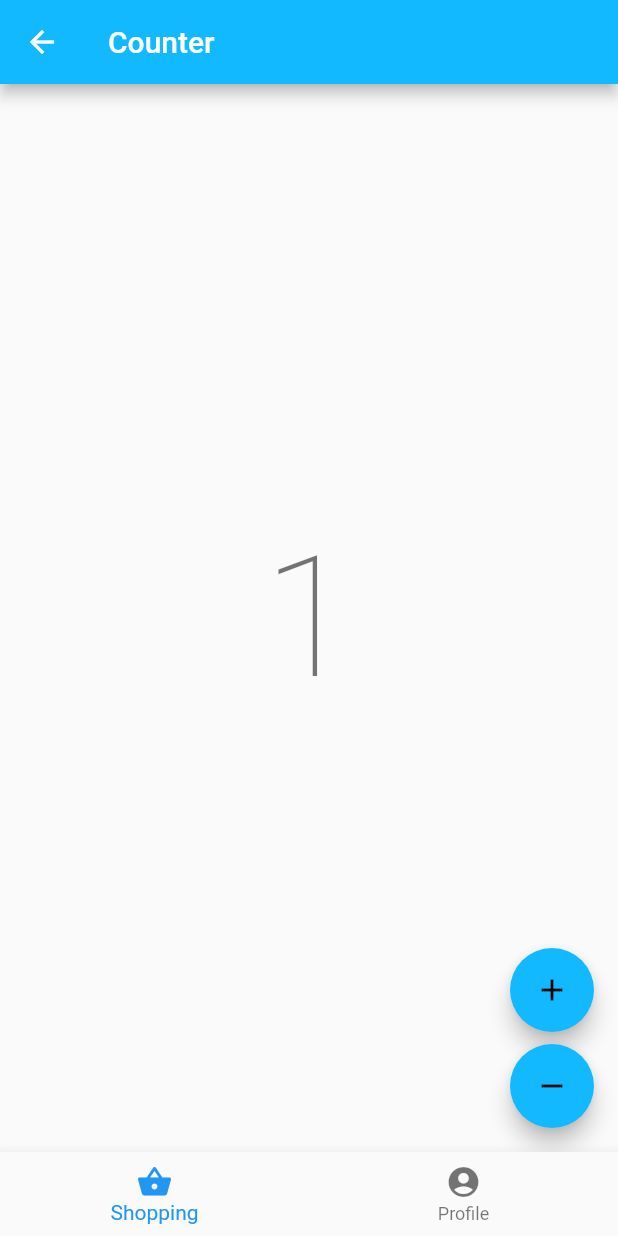
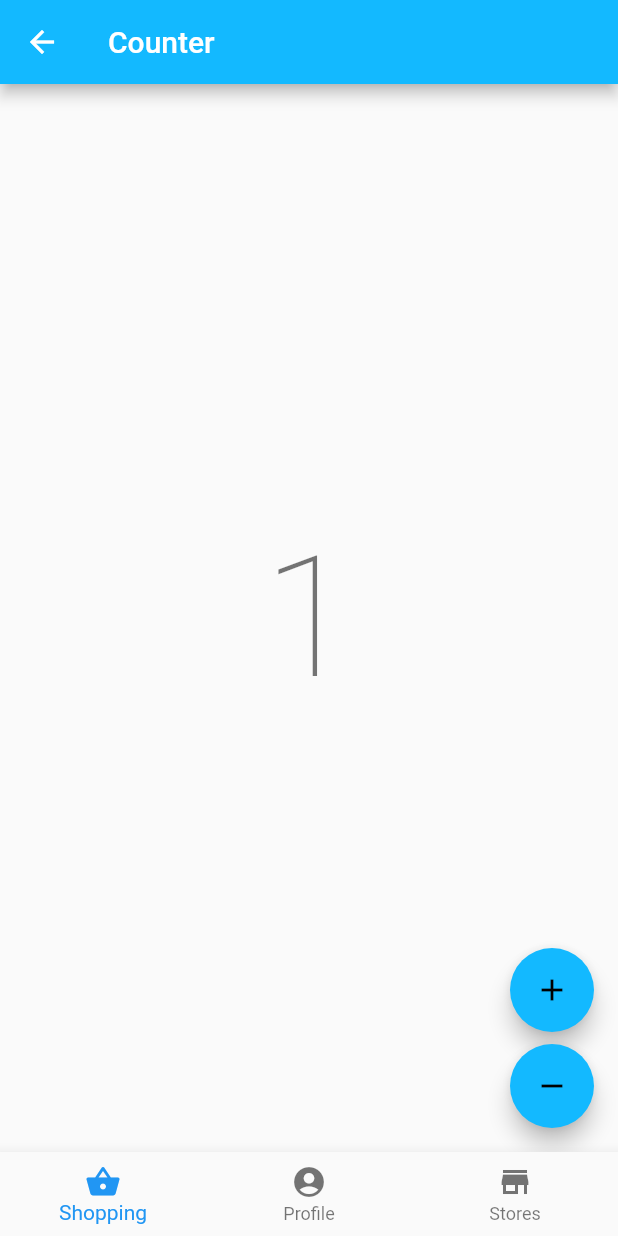
Before and after one commit to Pondrop/Pondrop.UI.Mobile, a Flutter app: the TabbedPage screen opened directly, after a tap on the "add" icon, on a phone screen of 412 x 824 dp. Run offline on Flutter 3.47's test engine with Material 2 defaults, Android fonts, the phone set to English and light mode, and no system bars; our stand-ins replace bloc, bloc_concurrency, email_validator, equatable, flutter_bloc, flutter_secure_storage and 3 more; missing offline and left inert: geocode; accounts and stored records are empty; generated files the repository leaves out were written again.

Commit message:
Added store service and page

```diff
--- a/lib/app/view/app.dart
+++ b/lib/app/view/app.dart
@@ -8,8 +8,10 @@ import 'package:pondrop/location/bloc/location_bloc.dart';
 import 'package:pondrop/location/repositories/location_repository.dart';
 import 'package:pondrop/login/login.dart';
 import 'package:pondrop/splash/view/splash_page.dart';
+import 'package:pondrop/stores/bloc/store_bloc.dart';
 import 'package:pondrop/tabbed/tabbed.dart';
 import 'package:pondrop/tabbed/view/tabbed_page.dart';
+import 'package:store_service/store_service.dart';
 import 'package:user_repository/user_repository.dart';
 
 class App extends StatelessWidget {
@@ -18,11 +20,13 @@ class App extends StatelessWidget {
     required this.authenticationRepository,
     required this.locationRepository,
     required this.userRepository,
+    required this.storeService
   });
 
   final AuthenticationRepository authenticationRepository;
   final LocationRepository locationRepository;
   final UserRepository userRepository;
+  final StoreService storeService;
 
   @override
   Widget build(BuildContext context) {
@@ -30,6 +34,7 @@ class App extends StatelessWidget {
       providers: [
         RepositoryProvider.value(value: authenticationRepository),
         RepositoryProvider.value(value: userRepository),
+        RepositoryProvider.value(value: locationRepository),
       ],
       child: MultiBlocProvider(
         providers: [
@@ -40,6 +45,11 @@ class App extends StatelessWidget {
             )..add(AuthenticationCheckExistingUser())),
           BlocProvider<LocationBloc>(
             create: (context) => LocationBloc(
+              locationRepository: locationRepository,
+            )),
+            BlocProvider<StoreBloc>(
+            create: (context) => StoreBloc(
+              storeService: storeService,
               locationRepository: locationRepository,
             )),
         ],
@@ -64,6 +74,7 @@ class _AppViewState extends State<AppView> {
   @override
   Widget build(BuildContext context) {
     return MaterialApp(
+      debugShowCheckedModeBanner: false,
       theme: ThemeData(
         appBarTheme: const AppBarTheme(color: Color(0xFF13B9FF)),
         colorScheme: ColorScheme.fromSwatch(
--- a/lib/l10n/arb/app_en.arb
+++ b/lib/l10n/arb/app_en.arb
@@ -30,5 +30,7 @@
     "shopping": "Shopping",
     "@shopping": {},
     "profile": "Profile",
-    "@profile": {}
+    "@profile": {},
+    "stores": "Stores",
+    "@stores": {}
 }
--- a/lib/login/bloc/login_state.dart
+++ b/lib/login/bloc/login_state.dart
@@ -3,8 +3,8 @@ part of 'login_bloc.dart';
 class LoginState extends Equatable {
   const LoginState({
     this.status = const FormSubmissionStatusInitial(),
-    this.email = '',
-    this.password = '',
+    this.email = 'bryan@xam.com',
+    this.password = "test",
     this.passwordObscured = true,
     this.passwordMinLength = 8,
   });
--- a/lib/main.dart
+++ b/lib/main.dart
@@ -4,16 +4,19 @@ import 'package:geocode/geocode.dart';
 import 'package:pondrop/app/app.dart';
 import 'package:pondrop/bootstrap.dart';
 import 'package:pondrop/location/repositories/location_repository.dart';
+import 'package:store_service/store_service.dart';
 import 'package:user_repository/user_repository.dart';
 
 void main() {
   final authenticationRepository = AuthenticationRepository();
   final locationRepository = LocationRepository(geoCode: GeoCode());
   final userRepository = UserRepository(secureStorage: const FlutterSecureStorage());
+  final storeService = StoreService();
 
   bootstrap(() => App(
     authenticationRepository: authenticationRepository,
     locationRepository: locationRepository,
     userRepository: userRepository,
+    storeService: storeService
   ));
 }
--- /dev/null
+++ b/lib/stores/bloc/store_bloc.dart
@@ -0,0 +1,104 @@
+import 'dart:async';
+import 'dart:convert';
+
+import 'package:bloc/bloc.dart';
+import 'package:bloc_concurrency/bloc_concurrency.dart';
+import 'package:equatable/equatable.dart';
+import 'package:geolocator/geolocator.dart';
+import 'package:http/http.dart' as http;
+import 'package:pondrop/stores/models/store.dart';
+import 'package:store_service/store_service.dart';
+import 'package:stream_transform/stream_transform.dart';
+
+import '../../location/repositories/location_repository.dart';
+
+part 'store_event.dart';
+part 'store_state.dart';
+
+const _storeLimit = 20;
+const throttleDuration = Duration(milliseconds: 100);
+
+EventTransformer<E> throttleDroppable<E>(Duration duration) {
+  return (events, mapper) {
+    return droppable<E>().call(events.throttle(duration), mapper);
+  };
+}
+
+class StoreBloc extends Bloc<storeEvent, storeState> {
+  StoreBloc({required StoreService storeService, required LocationRepository locationRepository}) : _storeService = storeService, _locationRepository = locationRepository, super(const storeState()) {
+    on<storeFetched>(
+      _onstoreFetched,
+      transformer: throttleDroppable(throttleDuration),
+    );
+  }
+
+final StoreService _storeService;
+final LocationRepository _locationRepository;
+
+  Future<void> _onstoreFetched(
+    storeFetched event,
+    Emitter<storeState> emit,
+  ) async {
+    // if (state.hasReachedMax) return;
+    try {
+      if (state.status == storeStatus.initial) {
+        final stores = await _fetchstores();
+        return emit(
+          state.copyWith(
+            status: storeStatus.success,
+            stores: stores,
+            hasReachedMax: false,
+          ),
+        );
+      }
+      else  {
+      final stores = await _fetchstores(state.stores.length);
+      stores!.isEmpty
+          ? emit(state.copyWith(hasReachedMax: true))
+          : emit(
+              state.copyWith(
+                status: storeStatus.success,
+                stores: List.of(state.stores)..addAll(stores),
+                hasReachedMax: false,
+              ),
+            );
+            }
+    } catch (_) {
+      emit(state.copyWith(status: storeStatus.failure));
+    }
+  }
+
+Future<List<Store>?> _fetchstores([int startIndex = 0]) async {
+      final position = await _locationRepository.getCurrentPosition();
+      final result = await _storeService.searchStore(keyword: '', geolocation: position, index: startIndex);
+
+      final storeList = result.value?.map((Value store) {
+        try{
+        return Store(
+          id: store.id as String,
+          name: store.name  as String,
+          address: store.address  as String,
+          // location: position
+        );
+        }
+        on Exception catch (_, ex){
+          throw Exception(ex);
+        }
+      }).toList();
+
+      return storeList;
+
+    // if (response.statusCode == 200) {
+    //   final body = json.decode(response.body) as List;
+    //   return body.map((dynamic json) {
+    //     final map = json as Map<String, dynamic>;
+    //     return Store(
+    //       id: map['id'] as int,
+    //       title: map['title'] as String,
+    //       body: map['body'] as String,
+    //     );
+    //   }).toList();
+    // }
+    // throw Exception('error fetching stores');
+  }
+}
--- /dev/null
+++ b/lib/stores/bloc/store_event.dart
@@ -0,0 +1,8 @@
+part of 'store_bloc.dart';
+
+abstract class storeEvent extends Equatable {
+  @override
+  List<Object> get props => [];
+}
+
+class storeFetched extends storeEvent {}
--- /dev/null
+++ b/lib/stores/bloc/store_state.dart
@@ -0,0 +1,35 @@
+part of 'store_bloc.dart';
+
+enum storeStatus { initial, success, failure }
+
+class storeState extends Equatable {
+  const storeState({
+    this.status = storeStatus.initial,
+    this.stores = const <Store>[],
+    this.hasReachedMax = false,
+  });
+
+  final storeStatus status;
+  final List<Store> stores;
+  final bool hasReachedMax;
+
+  storeState copyWith({
+    storeStatus? status,
+    List<Store>? stores,
+    bool? hasReachedMax,
+  }) {
+    return storeState(
+      status: status ?? this.status,
+      stores: stores ?? this.stores,
+      hasReachedMax: hasReachedMax ?? this.hasReachedMax,
+    );
+  }
+
+  @override
+  String toString() {
+    return '''storeState { status: $status, hasReachedMax: $hasReachedMax, stores: ${stores.length} }''';
+  }
+
+  @override
+  List<Object> get props => [status, stores, hasReachedMax];
+}
--- /dev/null
+++ b/lib/stores/models/store.dart
@@ -0,0 +1,14 @@
+import 'package:geolocator/geolocator.dart';
+import 'package:equatable/equatable.dart';
+
+class Store extends Equatable{
+  const Store({required this.id, required this.name, required this.address});
+
+  final String id;
+  final String name;
+  final String address;
+  // final Position location;
+
+  @override
+  List<Object> get props => [id, name, address,];
+}
--- /dev/null
+++ b/lib/stores/store.dart
@@ -0,0 +1 @@
+export 'view/store_page.dart';
--- /dev/null
+++ b/lib/stores/view/store_list.dart
@@ -0,0 +1,73 @@
+import 'package:flutter/material.dart';
+import 'package:flutter_bloc/flutter_bloc.dart';
+import 'package:pondrop/stores/view/store_list_item.dart';
+
+import '../bloc/store_bloc.dart';
+import 'bottom_loader.dart';
+
+class StoresList extends StatefulWidget {
+  const StoresList({super.key});
+
+  @override
+  State<StoresList> createState() => _StoresListState();
+}
+
+class _StoresListState extends State<StoresList> {
+  final _scrollController = ScrollController();
+
+  @override
+  void initState() {
+    super.initState();
+    _scrollController.addListener(_onScroll);
+  }
+
+  @override
+  Widget build(BuildContext context) {
+    return BlocBuilder<StoreBloc, storeState>(
+      builder: (context, state) {
+        switch (state.status) {
+          case storeStatus.failure:
+            return const Center(child: Text('failed to fetch stores'));
+          case storeStatus.success:
+            if (state.stores.isEmpty) {
+              return const Center(child: Text('no stores'));
+            }
+            return ListView.builder(
+
+    padding: EdgeInsets.fromLTRB(10,5,5,10),
+              itemBuilder: (BuildContext context, int index) {
+                return index >= state.stores.length
+                    ? const BottomLoader()
+                    : StoreListItem(store: state.stores[index]);
+              },
+              itemCount: state.hasReachedMax
+                  ? state.stores.length
+                  : state.stores.length + 1,
+              controller: _scrollController,
+            );
+          case storeStatus.initial:
+            return const Center(child: CircularProgressIndicator());
+        }
+      },
+    );
+  }
+
+  @override
+  void dispose() {
+    _scrollController
+      ..removeListener(_onScroll)
+      ..dispose();
+    super.dispose();
+  }
+
+  void _onScroll() {
+    if (_isBottom) context.read<StoreBloc>().add(storeFetched());
+  }
+
+  bool get _isBottom {
+    if (!_scrollController.hasClients) return false;
+    final maxScroll = _scrollController.position.maxScrollExtent;
+    final currentScroll = _scrollController.offset;
+    return currentScroll >= (maxScroll * 0.9);
+  }
+}
--- /dev/null
+++ b/lib/stores/view/store_page.dart
@@ -0,0 +1,42 @@
+import 'package:flutter/material.dart';
+import 'package:flutter_bloc/flutter_bloc.dart';
+import 'package:http/http.dart' as http;
+import 'package:pondrop/location/location.dart';
+import 'package:pondrop/stores/bloc/store_bloc.dart';
+import 'package:pondrop/stores/view/store_list.dart';
+import 'package:store_service/store_service.dart';
+
+class StorePage extends StatelessWidget {
+  const StorePage({super.key});
+
+  @override
+  Widget build(BuildContext context) {
+    return Scaffold(
+      appBar: AppBar(title: const Text('Select a store'),
+      centerTitle: true,
+      backgroundColor: Colors.white,
+      foregroundColor: Colors.black,
+      leading: GestureDetector(
+    onTap: () { /* Write listener code here */ },
+    child: Icon(
+      Icons.menu,  // add custom icons also
+    ),
+  ),  actions: <Widget>[
+    Padding(
+      padding: EdgeInsets.only(right: 20.0),
+      child: GestureDetector(
+        onTap: () {},
+        child: Icon(
+          Icons.search,
+          size: 26.0,
+        ),
+      )
+    )]),
+      body: BlocProvider(
+        create: (_) => StoreBloc(storeService: StoreService(), locationRepository:
+                  RepositoryProvider.of<LocationRepository>(context),)..add(storeFetched()),
+        child: const StoresList(),
+      ),
+    );
+  }
+}
--- a/lib/tabbed/view/tabbed_page.dart
+++ b/lib/tabbed/view/tabbed_page.dart
@@ -2,6 +2,8 @@ import 'package:flutter/material.dart';
 import 'package:pondrop/counter/counter.dart';
 import 'package:pondrop/l10n/l10n.dart';
 import 'package:pondrop/profile/profile.dart';
+
+import '../../stores/view/store_page.dart';
 
 class TabbedPage extends StatefulWidget {
   const TabbedPage({super.key});
@@ -20,6 +22,7 @@ class _TabbedPageState extends State<TabbedPage> {
   static const List<Widget> _tabWidgets = <Widget>[
     CounterPage(),
     ProfilePage(),
+    StorePage(),
   ];
 
   @override
@@ -41,6 +44,10 @@ class _TabbedPageState extends State<TabbedPage> {
               icon: const Icon(Icons.account_circle),
               label: l10n.profile,
             ),
+            BottomNavigationBarItem(
+              icon: const Icon(Icons.store),
+              label: l10n.stores,
+            ),
           ],
         currentIndex: _selectedIndex,
         onTap: _onItemTapped,),
--- /dev/null
+++ b/packages/store_service/lib/src/store_service.dart
@@ -0,0 +1,175 @@
+import 'dart:async';
+import 'dart:convert';
+import 'package:geolocator/geolocator.dart';
+import 'package:http/http.dart' as http;
+
+const String azureSearchBaseURL = 'https://pondropsearchstandard.search.windows.net/';
+const Map<String, String> requestHeaders = {'Content-type': 'application/json', 'api-key': 't9qQq8k9bXhsR4VoCbJAIHYwkBrSTpE03KMKR3Kp6MAzSeAyv0pe'};
+
+class StoreService {
+
+  Future<StoreSearchResult> searchStore({
+    required String keyword,
+    required Position? geolocation,
+    required int index,
+  }) async {
+     final response = await http
+      .get(Uri.parse('${azureSearchBaseURL}indexes/azuresql-index-vwstores/docs?api-version=2021-04-30-Preview&search=*&\$top=20&\$skip=$index'), headers: requestHeaders);
+
+      if (response.statusCode == 200) {
+    // If the server did return a 200 OK response,
+    // then parse the JSON.
+      return StoreSearchResult.fromJson(jsonDecode(response.body));
+  } else {
+    // If the server did not return a 200 OK response,
+    // then throw an exception.
+    throw Exception('Failed to load store');
+  }
+  }
+}
+
+class StoreSearchResult {
+  String? odataContext;
+  List<Value>? value;
+  String? odataNextLink;
+
+  StoreSearchResult({this.odataContext, this.value, this.odataNextLink});
+
+  StoreSearchResult.fromJson(Map<String, dynamic> json) {
+    odataContext = json['@odata.context'];
+    if (json['value'] != null) {
+      value = <Value>[];
+      json['value'].forEach((v) {
+        value!.add(new Value.fromJson(v));
+      });
+    }
+    odataNextLink = json['@odata.nextLink'];
+  }
+
+  Map<String, dynamic> toJson() {
+    final Map<String, dynamic> data = new Map<String, dynamic>();
+    data['@odata.context'] = this.odataContext;
+    if (this.value != null) {
+      data['value'] = this.value!.map((v) => v.toJson()).toList();
+    }
+    data['@odata.nextLink'] = this.odataNextLink;
+    return data;
+  }
+}
+
+class Value {
+  int? searchScore;
+  String? id;
+  int? storeNo;
+  String? name;
+  double? latitude;
+  double? longitude;
+  String? location;
+  String? address;
+  String? street;
+  String? city;
+  String? state;
+  String? zipCode;
+  String? phone;
+  String? openHours;
+  String? uRL;
+  String? provider;
+  String? updatedDate;
+  String? country;
+  String? status;
+  String? directionURL;
+  String? banner;
+  String? stockTicker;
+  Null? fax;
+  Null? email;
+  List<String>? locations;
+  List<String>? keyphrases;
+
+  Value(
+      {this.searchScore,
+      this.id,
+      this.storeNo,
+      this.name,
+      this.latitude,
+      this.longitude,
+      this.location,
+      this.address,
+      this.street,
+      this.city,
+      this.state,
+      this.zipCode,
+      this.phone,
+      this.openHours,
+      this.uRL,
+      this.provider,
+      this.updatedDate,
+      this.country,
+      this.status,
+      this.directionURL,
+      this.banner,
+      this.stockTicker,
+      this.fax,
+      this.email,
+      this.locations,
+      this.keyphrases});
+
+  Value.fromJson(Map<String, dynamic> json) {
+    searchScore = json['@search.score'];
+    id = json['Id'];
+    storeNo = json['StoreNo'];
+    name = json['Name'];
+    latitude = json['Latitude'];
+    longitude = json['Longitude'];
+    location = json['Location'];
+    address = json['Address'];
+    street = json['Street'];
+    city = json['City'];
+    state = json['State'];
+    zipCode = json['Zip_Code'];
+    phone = json['Phone'];
+    openHours = json['OpenHours'];
+    uRL = json['URL'];
+    provider = json['Provider'];
+    updatedDate = json['UpdatedDate'];
+    country = json['Country'];
+    status = json['Status'];
+    directionURL = json['DirectionURL'];
+    banner = json['Banner'];
+    stockTicker = json['StockTicker'];
+    fax = json['Fax'];
+    email = json['Email'];
+    locations = json['locations'].cast<String>();
+    keyphrases = json['keyphrases'].cast<String>();
+  }
+
+  Map<String, dynamic> toJson() {
+    final Map<String, dynamic> data = new Map<String, dynamic>();
+    data['@search.score'] = this.searchScore;
+    data['Id'] = this.id;
+    data['StoreNo'] = this.storeNo;
+    data['Name'] = this.name;
+    data['Latitude'] = this.latitude;
+    data['Longitude'] = this.longitude;
+    data['Location'] = this.location;
+    data['Address'] = this.address;
+    data['Street'] = this.street;
+    data['City'] = this.city;
+    data['State'] = this.state;
+    data['Zip_Code'] = this.zipCode;
+    data['Phone'] = this.phone;
+    data['OpenHours'] = this.openHours;
+    data['URL'] = this.uRL;
+    data['Provider'] = this.provider;
+    data['UpdatedDate'] = this.updatedDate;
+    data['Country'] = this.country;
+    data['Status'] = this.status;
+    data['DirectionURL'] = this.directionURL;
+    data['Banner'] = this.banner;
+    data['StockTicker'] = this.stockTicker;
+    data['Fax'] = this.fax;
+    data['Email'] = this.email;
+    data['locations'] = this.locations;
+    data['keyphrases'] = this.keyphrases;
+    return data;
+  }
+}
--- /dev/null
+++ b/packages/store_service/lib/store_service.dart
@@ -0,0 +1,3 @@
+library store_service;
+
+export 'src/store_service.dart';
--- /dev/null
+++ b/packages/store_service/pubspec.yaml
@@ -0,0 +1,6 @@
+name: store_service
+description: Dart package which manages the store service.
+publish_to: none
+
+environment:
+  sdk: ">=2.16.0 <3.0.0"
--- a/pubspec.yaml
+++ b/pubspec.yaml
@@ -28,6 +28,7 @@ environment:
 # versions available, run `flutter pub outdated`.
 dependencies:
   bloc: ^8.1.0
+  bloc_concurrency: ^0.2.0
   email_validator: ^2.1.16
   equatable: ^2.0.0
   flutter:
@@ -48,10 +49,13 @@ dependencies:
     path: packages/authentication_repository
   user_repository:
     path: packages/user_repository
+  store_service:
+    path: packages/store_service
 
   # The following adds the Cupertino Icons font to your application.
   # Use with the CupertinoIcons class for iOS style icons.
   cupertino_icons: ^1.0.2
+  http: ^0.13.5
 
 dev_dependencies:
   bloc_test: ^9.0.3
```
Also changed, not shown: lib/stores/view/bottom_loader.dart (added, +16 -0 lines), lib/stores/view/store_list_item.dart (added, +22 -0 lines), packages/store_service/lib/src/models/store-search-result.dart (added, +145 -0 lines), packages/store_service/pubspec.lock (added), pubspec.lock, 1 other file.
